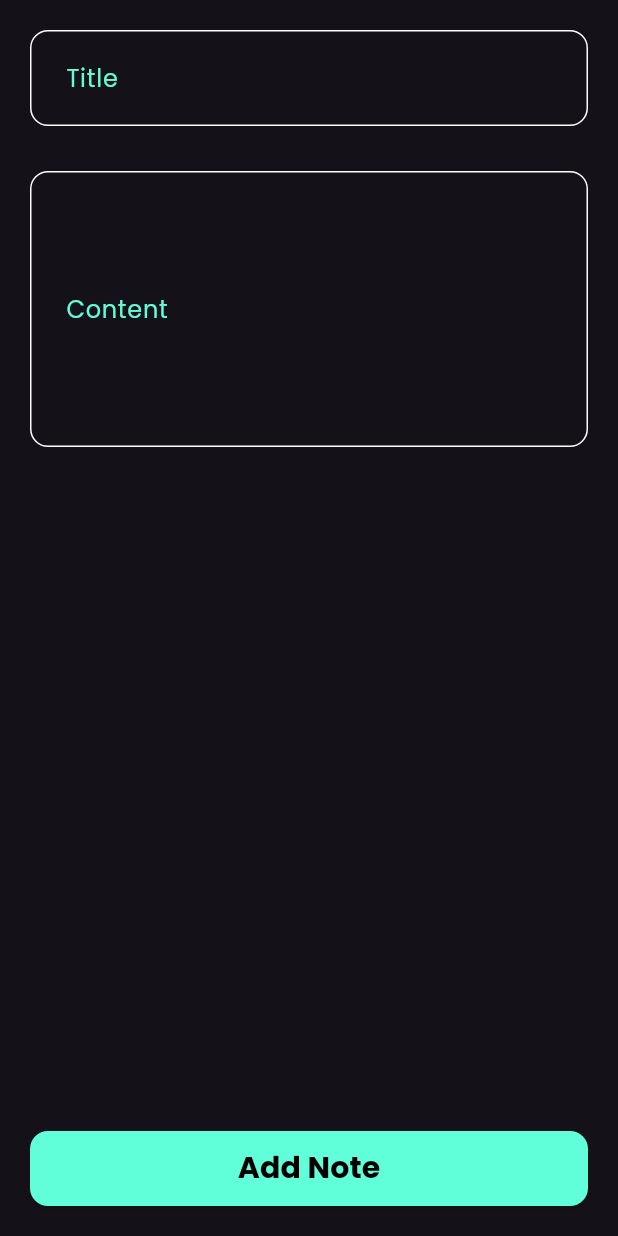
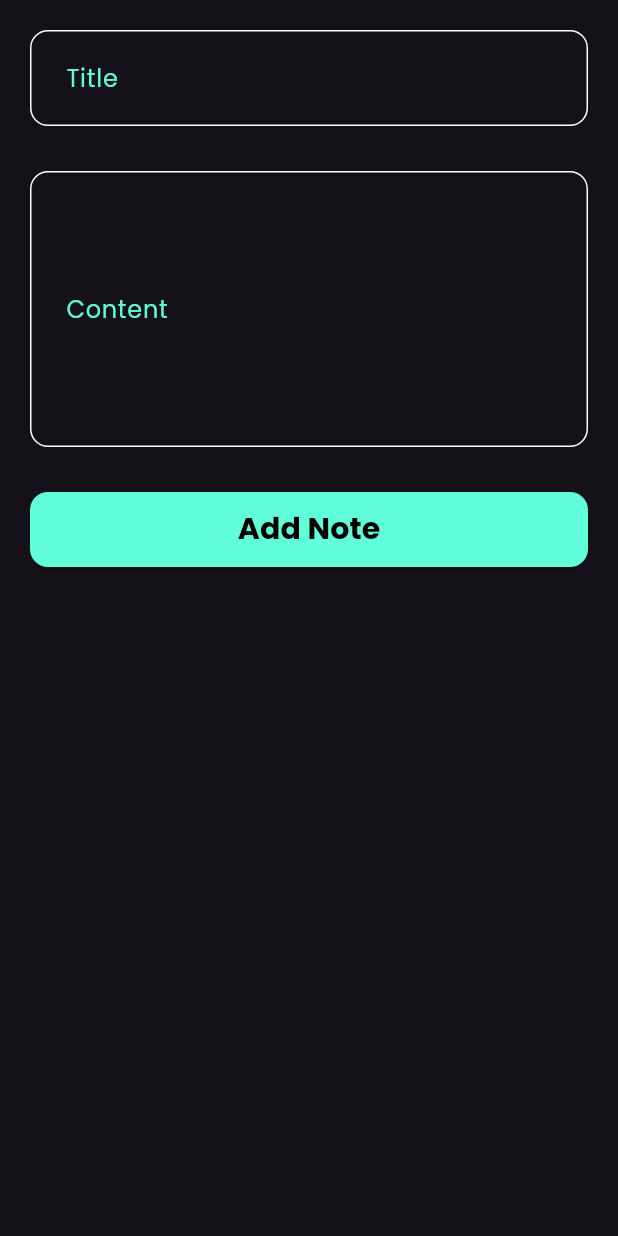
Before and after one commit to AhmedRasmy1/notes_app, a Flutter app: the AddNoteButtonSheet widget shown alone on an empty page, opened directly, on a phone screen of 412 x 824 dp. Run offline on Flutter 3.47's test engine with Material 3 defaults, Android fonts, the phone set to English and light mode, and no system bars; our stand-ins replace font_awesome_flutter, google_fonts.

Commit message:
finish notes button sheet

```diff
--- a/lib/Views/Widgets/custom_elevated_button.dart
+++ b/lib/Views/Widgets/custom_elevated_button.dart
@@ -9,10 +9,11 @@ class CustomElevatedButton extends StatelessWidget {
   Widget build(BuildContext context) {
     return ElevatedButton(
       onPressed: () {},
-      style: const ButtonStyle(
-          minimumSize: WidgetStatePropertyAll(Size(double.infinity, 50)),
-          backgroundColor: WidgetStatePropertyAll(Color(0xff60ffd9)),
-          shape: WidgetStatePropertyAll(RoundedRectangleBorder(
+      style: ButtonStyle(
+          minimumSize: WidgetStatePropertyAll(
+              Size(MediaQuery.of(context).size.width, 50)),
+          backgroundColor: const WidgetStatePropertyAll(Color(0xff60ffd9)),
+          shape: const WidgetStatePropertyAll(RoundedRectangleBorder(
             borderRadius: BorderRadius.all(Radius.circular(12)),
           ))),
       child: const Text(
--- a/lib/Views/custom_button_sheet.dart
+++ b/lib/Views/custom_button_sheet.dart
@@ -9,6 +9,7 @@ class AddNoteButtonSheet extends StatelessWidget {
   Widget build(BuildContext context) {
     return const Padding(
       padding: EdgeInsets.all(20),
+      child: SingleChildScrollView(
         child: Column(
           crossAxisAlignment: CrossAxisAlignment.stretch,
           children: [
@@ -25,9 +26,12 @@ class AddNoteButtonSheet extends StatelessWidget {
               labelText: "Content",
               hintText: "Content",
             ),
-          Spacer(),
+            SizedBox(
+              height: 30,
+            ),
             CustomElevatedButton(),
           ],
+        ),
       ),
     );
   }
```
Lines whose indentation alone changed are shown as unchanged.
